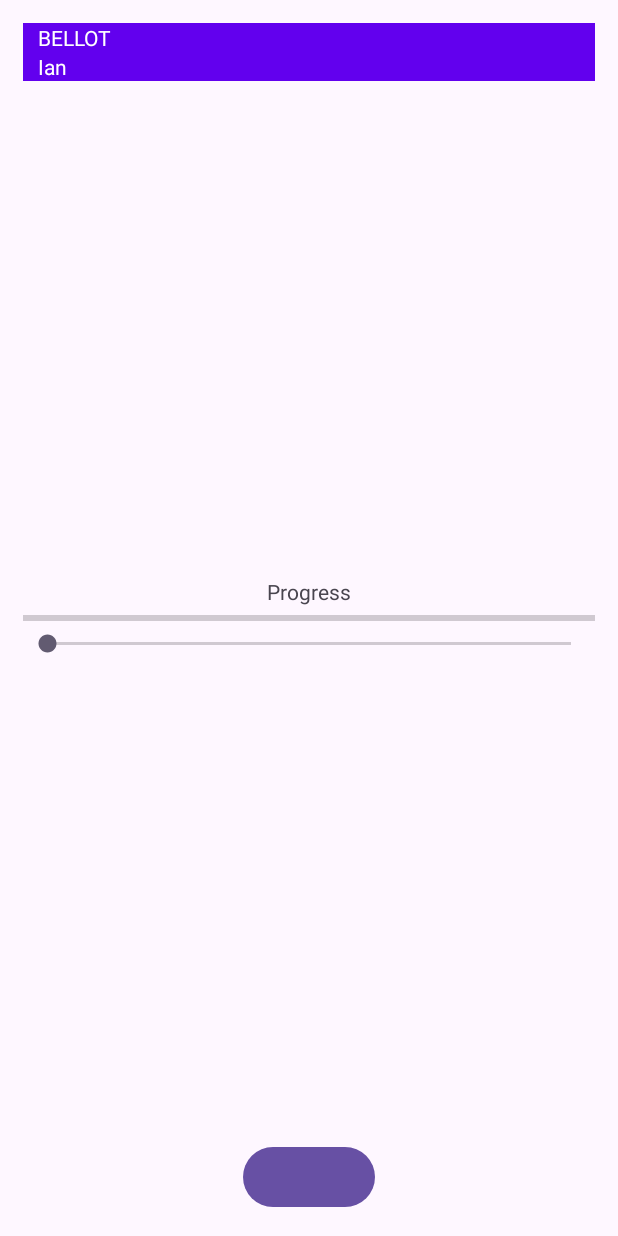
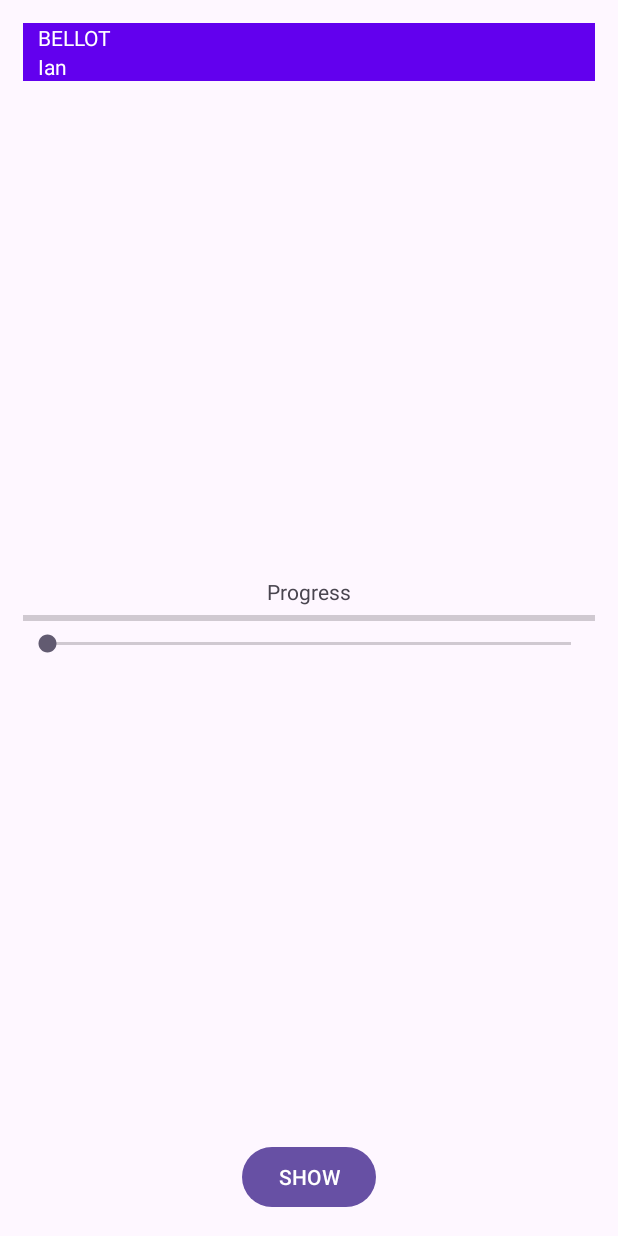
Before and after one commit to ShortLegsFox/TPAndroid, an Android app: the screen it shows after launch (MainActivity), on a phone screen of 412 x 824 dp. Run offline under Robolectric (Android 15) with nearby library versions, the phone set to English and light mode, and no system bars.

```diff
--- a/app/src/main/res/layout/activity_main.xml
+++ b/app/src/main/res/layout/activity_main.xml
@@ -58,7 +58,8 @@
         android:layout_width="wrap_content"
         android:layout_height="wrap_content"
         android:layout_centerHorizontal="true"
-        android:layout_alignParentBottom="true">
+        android:layout_alignParentBottom="true"
+        android:text="@string/buttonText">
     </Button>
 
 </RelativeLayout>
--- a/app/src/main/res/values/strings.xml
+++ b/app/src/main/res/values/strings.xml
@@ -3,4 +3,5 @@
     <string name="nom">BELLOT</string>
     <string name="prenom">Ian</string>
     <string name="progressbartext">Progress</string>
+    <string name="buttonText">SHOW</string>
 </resources>
```
Also changed, not shown: app/src/main/java/com/example/cnamapp/MainActivity.java (+7 -7 lines).
